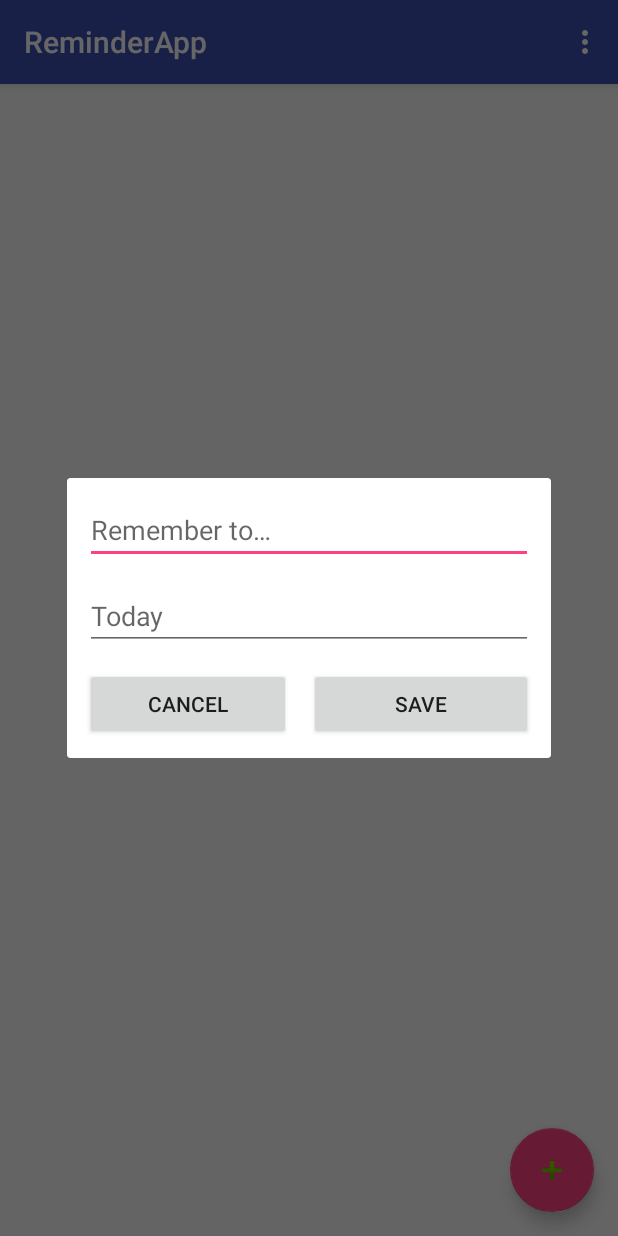
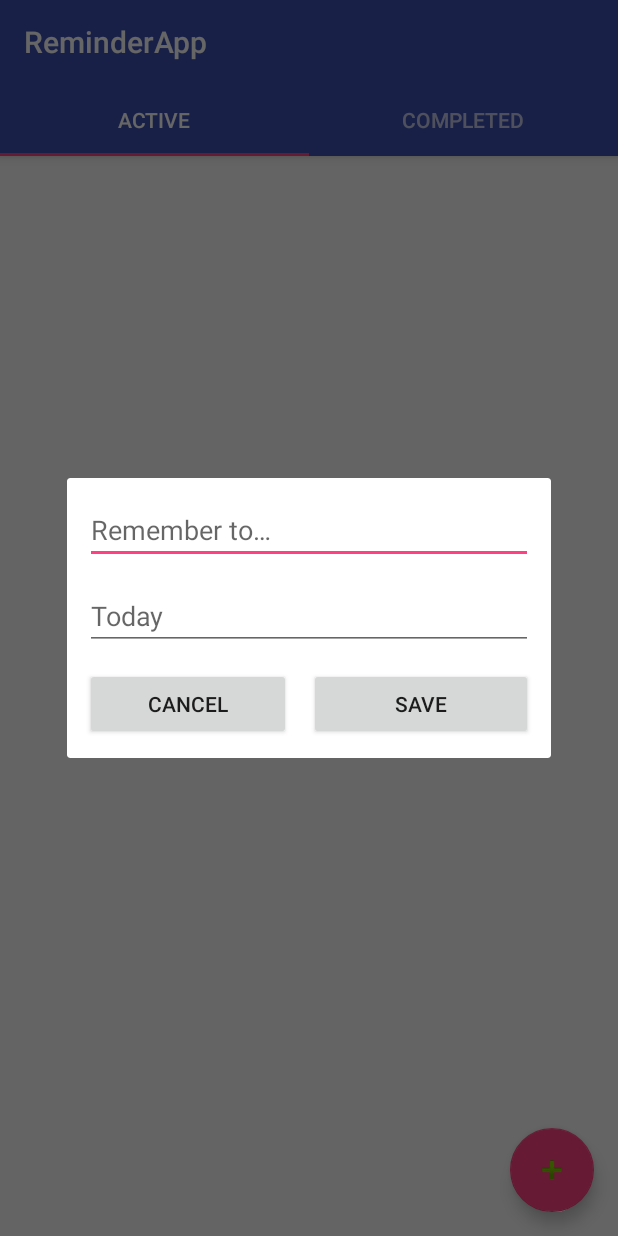
Before and after one commit to padoyle/reminders-app, an Android app: the screen it shows after launch (UpcomingReminders before the commit, RemindersActivity after it), after a tap on an icon or button, on a phone screen of 412 x 824 dp. Run offline under Robolectric (Android 15) with nearby library versions, the phone set to English and light mode, and no system bars; 1 statement that could not run was skipped.

Commit message:
List completed reminders separately, separate UI.  Needs cleanup for code reuse

```diff
--- a/app/src/main/AndroidManifest.xml
+++ b/app/src/main/AndroidManifest.xml
@@ -10,7 +10,7 @@
         android:supportsRtl="true"
         android:theme="@style/AppTheme">
         <activity
-            android:name=".UpcomingReminders"
+            android:name=".RemindersActivity"
             android:label="@string/app_name"
             android:theme="@style/AppTheme.NoActionBar">
             <intent-filter>
--- a/app/src/main/java/com/paulalexanderdoyle/reminderapp/UpcomingRemindersFragment.kt
+++ b/app/src/main/java/com/paulalexanderdoyle/reminderapp/ActiveRemindersFragment.kt
@@ -1,6 +1,7 @@
 package com.paulalexanderdoyle.reminderapp
 
 import android.app.Activity
+import android.content.ContentValues
 import android.content.Context
 import android.database.Cursor
 import android.database.sqlite.SQLiteCursor
@@ -17,33 +18,36 @@ import android.widget.AdapterView
 import com.paulalexanderdoyle.reminderapp.data.Reminder
 import com.paulalexanderdoyle.reminderapp.database.ReminderDbHelper
 import com.paulalexanderdoyle.reminderapp.database.ReminderEntry
-import com.paulalexanderdoyle.reminderapp.database.RemindersCursorAdapter
-import kotlinx.android.synthetic.main.fragment_upcoming_reminders.*
+import com.paulalexanderdoyle.reminderapp.database.ActiveRemindersCursorAdapter
+import kotlinx.android.synthetic.main.fragment_active_reminders.*
+import java.util.*
 
-class UpcomingRemindersFragment : Fragment(), LoaderManager.LoaderCallbacks<Cursor> {
+class ActiveRemindersFragment : Fragment(), LoaderManager.LoaderCallbacks<Cursor> {
 
     class ReminderCursorLoader(val dbHelper: SQLiteOpenHelper, context: Context) : CursorLoader(context) {
         override fun loadInBackground(): Cursor {
-            Log.w(javaClass.simpleName, "Doing a load")
             val db: SQLiteDatabase = dbHelper.readableDatabase
 
-            val cursor: Cursor = db.query(ReminderEntry.TABLE_NAME, null, null, null, null, null,
+            val cursor: Cursor = db.query(ReminderEntry.TABLE_NAME, null,
+                    ReminderEntry.COLUMN_NAME_COMPLETION_DATE + " IS NULL", null, null, null,
                     "${ReminderEntry.COLUMN_NAME_DUE_DATE} ASC")
             return cursor
         }
     }
 
-    private val mDatabaseHelper: SQLiteOpenHelper by lazy {
+    private val databaseHelper: SQLiteOpenHelper by lazy {
         ReminderDbHelper(context)
     }
-    private val mCursorAdapter: RemindersCursorAdapter by lazy {
-        RemindersCursorAdapter(context, null, flags = 0)
+    private val cursorAdapter: ActiveRemindersCursorAdapter by lazy {
+        ActiveRemindersCursorAdapter(context, null, 0, { reminder ->
+            markComplete(reminder)
+        })
     }
     private var loader: ReminderCursorLoader? = null
 
     override fun onCreateView(inflater: LayoutInflater, container: ViewGroup?,
                               savedInstanceState: Bundle?): View? {
-        return inflater.inflate(R.layout.fragment_upcoming_reminders, container, false)
+        return inflater.inflate(R.layout.fragment_active_reminders, container, false)
     }
 
     override fun onViewCreated(view: View?, savedInstanceState: Bundle?) {
@@ -51,7 +55,7 @@ class UpcomingRemindersFragment : Fragment(), LoaderManager.LoaderCallbacks<Curs
         registerForContextMenu(reminders_list)
 
         loaderManager.initLoader(0x01, null, this)
-        reminders_list.adapter = mCursorAdapter
+        reminders_list.adapter = cursorAdapter
         fab.setOnClickListener { _ ->
             val editReminderDialog: EditReminderDialog = EditReminderDialog()
             editReminderDialog.init({
@@ -63,7 +67,7 @@ class UpcomingRemindersFragment : Fragment(), LoaderManager.LoaderCallbacks<Curs
 
     override fun onCreateContextMenu(menu: ContextMenu?, v: View?, menuInfo: ContextMenu.ContextMenuInfo?) {
         val menuInflater: MenuInflater? = (context as? Activity)?.menuInflater
-        menuInflater?.inflate(R.menu.menu_long_press, menu)
+        menuInflater?.inflate(R.menu.context_menu_active, menu)
     }
 
     override fun onContextItemSelected(item: MenuItem?): Boolean {
@@ -85,16 +89,23 @@ class UpcomingRemindersFragment : Fragment(), LoaderManager.LoaderCallbacks<Curs
     }
 
     override fun onCreateLoader(id: Int, args: Bundle?): Loader<Cursor> {
-        loader = ReminderCursorLoader(mDatabaseHelper, context)
+        loader = ReminderCursorLoader(databaseHelper, context)
         return loader as Loader<Cursor>
     }
 
     override fun onLoadFinished(loader: Loader<Cursor>?, data: Cursor?) {
-        mCursorAdapter.swapCursor(data)
+        cursorAdapter.swapCursor(data)
     }
 
     override fun onLoaderReset(loader: Loader<Cursor>?) {
-        mCursorAdapter.swapCursor(null)
+        cursorAdapter.swapCursor(null)
+    }
+
+    override fun setMenuVisibility(menuVisible: Boolean) {
+        super.setMenuVisibility(menuVisible)
+        if (menuVisible) {
+            updateAdapter()
+        }
     }
 
     fun updateAdapter() {
@@ -103,7 +114,7 @@ class UpcomingRemindersFragment : Fragment(), LoaderManager.LoaderCallbacks<Curs
 
     private fun deleteItem(id: Int?) {
         // TODO: Threadsafe way to do this in background
-        val db: SQLiteDatabase = mDatabaseHelper.writableDatabase
+        val db: SQLiteDatabase = databaseHelper.writableDatabase
         if (id != null) {
             db.delete(ReminderEntry.TABLE_NAME, "${ReminderEntry._ID}=$id", null)
         } else {
@@ -111,4 +122,14 @@ class UpcomingRemindersFragment : Fragment(), LoaderManager.LoaderCallbacks<Curs
         }
         updateAdapter()
     }
+
+    // TODO: UGGGHHH FUUCK THIS DUPLICATION, IT'S SO BAD
+    private fun markComplete(reminder: Reminder) {
+        val db: SQLiteDatabase = databaseHelper.writableDatabase
+        reminder.completedDate = Date()
+        val values: ContentValues = ReminderEntry.getContentValues(reminder)
+        db.update(ReminderEntry.TABLE_NAME, values,
+                ReminderEntry._ID + "=" + reminder.id, null)
+        updateAdapter()
+    }
 }
--- /dev/null
+++ b/app/src/main/java/com/paulalexanderdoyle/reminderapp/CompletedRemindersFragment.kt
@@ -0,0 +1,122 @@
+package com.paulalexanderdoyle.reminderapp
+
+import android.app.Activity
+import android.content.ContentValues
+import android.content.Context
+import android.database.Cursor
+import android.database.sqlite.SQLiteCursor
+import android.database.sqlite.SQLiteDatabase
+import android.database.sqlite.SQLiteOpenHelper
+import android.os.Bundle
+import android.support.v4.app.Fragment
+import android.support.v4.app.LoaderManager
+import android.support.v4.content.CursorLoader
+import android.support.v4.content.Loader
+import android.util.Log
+import android.view.*
+import android.widget.AdapterView
+import com.paulalexanderdoyle.reminderapp.data.Reminder
+import com.paulalexanderdoyle.reminderapp.database.CompletedRemindersCursorAdapter
+import com.paulalexanderdoyle.reminderapp.database.ReminderDbHelper
+import com.paulalexanderdoyle.reminderapp.database.ReminderEntry
+import kotlinx.android.synthetic.main.fragment_completed_reminders.*
+
+class CompletedRemindersFragment : Fragment(), LoaderManager.LoaderCallbacks<Cursor> {
+
+    class ReminderCursorLoader(val dbHelper: SQLiteOpenHelper, context: Context) : CursorLoader(context) {
+        override fun loadInBackground(): Cursor {
+            val db: SQLiteDatabase = dbHelper.readableDatabase
+
+            val cursor: Cursor = db.query(ReminderEntry.TABLE_NAME, null,
+                    ReminderEntry.COLUMN_NAME_COMPLETION_DATE + " IS NOT NULL", null, null, null,
+                    "${ReminderEntry.COLUMN_NAME_DUE_DATE} ASC")
+            return cursor
+        }
+    }
+
+    private val databaseHelper: SQLiteOpenHelper by lazy {
+        ReminderDbHelper(context)
+    }
+    private val cursorAdapter: CompletedRemindersCursorAdapter by lazy {
+        CompletedRemindersCursorAdapter(context, null, flags = 0)
+    }
+    private var loader: ReminderCursorLoader? = null
+
+    override fun onCreateView(inflater: LayoutInflater, container: ViewGroup?,
+                              savedInstanceState: Bundle?): View? {
+        return inflater.inflate(R.layout.fragment_completed_reminders, container, false)
+    }
+
+    override fun onViewCreated(view: View?, savedInstanceState: Bundle?) {
+        super.onViewCreated(view, savedInstanceState)
+        registerForContextMenu(reminders_list)
+
+        loaderManager.initLoader(0x01, null, this)
+        reminders_list.adapter = cursorAdapter
+    }
+
+    override fun onCreateContextMenu(menu: ContextMenu?, v: View?, menuInfo: ContextMenu.ContextMenuInfo?) {
+        val menuInflater: MenuInflater? = (context as? Activity)?.menuInflater
+        menuInflater?.inflate(R.menu.context_menu_completed, menu)
+    }
+
+    override fun onContextItemSelected(item: MenuItem?): Boolean {
+        val itemPosition: Int? = (item?.menuInfo as? AdapterView.AdapterContextMenuInfo)?.position
+        val cursor: SQLiteCursor? = reminders_list.getItemAtPosition(itemPosition ?: -1) as? SQLiteCursor
+        if (itemPosition != null) {
+            if (item?.itemId == R.id.action_delete) {
+                deleteItem(cursor?.getInt(cursor.getColumnIndex(ReminderEntry._ID)))
+                return true
+            } else if (item?.itemId == R.id.action_mark_incomplete && cursor != null) {
+                markIncomplete(cursor)
+            }
+        }
+        return super.onOptionsItemSelected(item)
+    }
+
+    override fun onCreateLoader(id: Int, args: Bundle?): Loader<Cursor> {
+        loader = ReminderCursorLoader(databaseHelper, context)
+        return loader as Loader<Cursor>
+    }
+
+    override fun onLoadFinished(loader: Loader<Cursor>?, data: Cursor?) {
+        cursorAdapter.swapCursor(data)
+    }
+
+    override fun onLoaderReset(loader: Loader<Cursor>?) {
+        cursorAdapter.swapCursor(null)
+    }
+
+    override fun setMenuVisibility(menuVisible: Boolean) {
+        super.setMenuVisibility(menuVisible)
+        if (menuVisible) {
+            updateAdapter()
+        }
+    }
+
+    fun updateAdapter() {
+        loader?.onContentChanged()
+    }
+
+    // TODO: Oh god please kill this horrible code duplication
+    private fun deleteItem(id: Int?) {
+        // TODO: Threadsafe way to do this in background
+        val db: SQLiteDatabase = databaseHelper.writableDatabase
+        if (id != null) {
+            db.delete(ReminderEntry.TABLE_NAME, "${ReminderEntry._ID}=$id", null)
+        } else {
+            Log.w(javaClass.simpleName, "Can't delete null id")
+        }
+        updateAdapter()
+    }
+
+    private fun markIncomplete(cursor: Cursor) {
+        val db: SQLiteDatabase = databaseHelper.writableDatabase
+        val reminder: Reminder = Reminder(cursor)
+        reminder.completedDate = null
+        val values: ContentValues = ReminderEntry.getContentValues(reminder)
+        db.update(ReminderEntry.TABLE_NAME, values,
+                ReminderEntry._ID + "=" + reminder.id, null)
+        updateAdapter()
+    }
+}
--- a/app/src/main/java/com/paulalexanderdoyle/reminderapp/UpcomingReminders.kt
+++ b/app/src/main/java/com/paulalexanderdoyle/reminderapp/RemindersActivity.kt
@@ -1,17 +1,31 @@
 package com.paulalexanderdoyle.reminderapp
 
 import android.os.Bundle
+import android.support.design.widget.TabLayout
+import android.support.v4.view.PagerAdapter
 import android.support.v7.app.AppCompatActivity
 import android.view.Menu
 import android.view.MenuItem
-import kotlinx.android.synthetic.main.activity_upcoming_reminders.*
+import kotlinx.android.synthetic.main.reminders_activity.*
 
-class UpcomingReminders : AppCompatActivity() {
+class RemindersActivity : AppCompatActivity() {
 
     override fun onCreate(savedInstanceState: Bundle?) {
         super.onCreate(savedInstanceState)
-        setContentView(R.layout.activity_upcoming_reminders)
+        setContentView(R.layout.reminders_activity)
         setSupportActionBar(toolbar)
+
+        val pagerAdapter: PagerAdapter = TabPagerAdapter(supportFragmentManager)
+        tab_view_pager?.adapter = pagerAdapter
+        tab_view_pager.addOnPageChangeListener(TabLayout.TabLayoutOnPageChangeListener(tab_selector))
+        tab_selector?.addOnTabSelectedListener(object: TabLayout.OnTabSelectedListener {
+            override fun onTabSelected(tab: TabLayout.Tab?) {
+                tab_view_pager.currentItem = tab?.position ?: 0
+            }
+
+            override fun onTabUnselected(tab: TabLayout.Tab?) { /*Do nothing*/ }
+            override fun onTabReselected(tab: TabLayout.Tab?) { /*Do nothing*/ }
+        })
     }
 
     override fun onCreateOptionsMenu(menu: Menu): Boolean {
--- /dev/null
+++ b/app/src/main/java/com/paulalexanderdoyle/reminderapp/TabPagerAdapter.kt
@@ -0,0 +1,20 @@
+package com.paulalexanderdoyle.reminderapp
+
+import android.support.v4.app.Fragment
+import android.support.v4.app.FragmentManager
+import android.support.v4.app.FragmentStatePagerAdapter
+
+class TabPagerAdapter(fm: FragmentManager): FragmentStatePagerAdapter(fm) {
+
+    override fun getItem(position: Int): Fragment? {
+        when (position) {
+            0 -> return ActiveRemindersFragment()
+            1 -> return CompletedRemindersFragment()
+            else -> return null
+        }
+    }
+
+    override fun getCount(): Int {
+        return 2
+    }
+}
--- a/app/src/main/res/layout/activity_upcoming_reminders.xml
+++ /dev/null
@@ -1,25 +0,0 @@
-<?xml version="1.0" encoding="utf-8"?>
-<android.support.design.widget.CoordinatorLayout xmlns:android="http://schemas.android.com/apk/res/android"
-    xmlns:app="http://schemas.android.com/apk/res-auto"
-    xmlns:tools="http://schemas.android.com/tools"
-    android:layout_width="match_parent"
-    android:layout_height="match_parent"
-    tools:context="com.paulalexanderdoyle.reminderapp.UpcomingReminders">
-
-    <android.support.design.widget.AppBarLayout
-        android:layout_width="match_parent"
-        android:layout_height="wrap_content"
-        android:theme="@style/AppTheme.AppBarOverlay">
-
-        <android.support.v7.widget.Toolbar
-            android:id="@+id/toolbar"
-            android:layout_width="match_parent"
-            android:layout_height="?attr/actionBarSize"
-            android:background="?attr/colorPrimary"
-            app:popupTheme="@style/AppTheme.PopupOverlay" />
-
-    </android.support.design.widget.AppBarLayout>
-
-    <include layout="@layout/content_upcoming_reminders" />
-
-</android.support.design.widget.CoordinatorLayout>
--- a/app/src/main/res/layout/content_upcoming_reminders.xml
+++ b/app/src/main/res/layout/content_upcoming_reminders.xml
@@ -2,8 +2,8 @@
     xmlns:app="http://schemas.android.com/apk/res-auto"
     xmlns:tools="http://schemas.android.com/tools"
     android:id="@+id/fragment"
-    android:name="com.paulalexanderdoyle.reminderapp.UpcomingRemindersFragment"
+    android:name="com.paulalexanderdoyle.reminderapp.ActiveRemindersFragment"
     android:layout_width="match_parent"
     android:layout_height="match_parent"
     app:layout_behavior="@string/appbar_scrolling_view_behavior"
-    tools:layout="@layout/fragment_upcoming_reminders" />
+    tools:layout="@layout/fragment_active_reminders" />
--- /dev/null
+++ b/app/src/main/res/layout/fragment_active_reminders.xml
@@ -0,0 +1,27 @@
+<?xml version="1.0" encoding="utf-8"?>
+<android.support.constraint.ConstraintLayout xmlns:android="http://schemas.android.com/apk/res/android"
+    xmlns:app="http://schemas.android.com/apk/res-auto"
+    xmlns:tools="http://schemas.android.com/tools"
+    android:layout_width="match_parent"
+    android:layout_height="match_parent"
+    tools:context="com.paulalexanderdoyle.reminderapp.ActiveRemindersFragment"
+    tools:showIn="@layout/reminders_activity">
+
+    <ListView
+        android:id="@+id/reminders_list"
+        android:layout_width="match_parent"
+        android:layout_height="match_parent"
+        android:padding="12dp"
+        app:layout_constraintEnd_toEndOf="parent"
+        app:layout_constraintHorizontal_bias="1.0"
+        app:layout_constraintStart_toStartOf="parent" />
+
+    <android.support.design.widget.FloatingActionButton
+        android:id="@+id/fab"
+        android:layout_width="wrap_content"
+        android:layout_height="wrap_content"
+        android:layout_margin="@dimen/fab_margin"
+        app:layout_constraintBottom_toBottomOf="parent"
+        app:layout_constraintEnd_toEndOf="parent"
+        app:srcCompat="@android:drawable/ic_input_add" />
+</android.support.constraint.ConstraintLayout>
--- a/app/src/main/res/layout/fragment_upcoming_reminders.xml
+++ b/app/src/main/res/layout/fragment_completed_reminders.xml
@@ -4,8 +4,8 @@
     xmlns:tools="http://schemas.android.com/tools"
     android:layout_width="match_parent"
     android:layout_height="match_parent"
-    tools:context="com.paulalexanderdoyle.reminderapp.UpcomingRemindersFragment"
-    tools:showIn="@layout/activity_upcoming_reminders">
+    tools:context="com.paulalexanderdoyle.reminderapp.ActiveRemindersFragment"
+    tools:showIn="@layout/reminders_activity">
 
     <ListView
         android:id="@+id/reminders_list"
@@ -15,13 +15,4 @@
         app:layout_constraintEnd_toEndOf="parent"
         app:layout_constraintHorizontal_bias="1.0"
         app:layout_constraintStart_toStartOf="parent" />
-
-    <android.support.design.widget.FloatingActionButton
-        android:id="@+id/fab"
-        android:layout_width="wrap_content"
-        android:layout_height="wrap_content"
-        android:layout_margin="@dimen/fab_margin"
-        app:layout_constraintBottom_toBottomOf="parent"
-        app:layout_constraintEnd_toEndOf="parent"
-        app:srcCompat="@android:drawable/ic_input_add" />
 </android.support.constraint.ConstraintLayout>
--- /dev/null
+++ b/app/src/main/res/layout/reminders_activity.xml
@@ -0,0 +1,47 @@
+<?xml version="1.0" encoding="utf-8"?>
+<android.support.design.widget.CoordinatorLayout xmlns:android="http://schemas.android.com/apk/res/android"
+    xmlns:app="http://schemas.android.com/apk/res-auto"
+    xmlns:tools="http://schemas.android.com/tools"
+    android:layout_width="match_parent"
+    android:layout_height="match_parent"
+    tools:context="com.paulalexanderdoyle.reminderapp.RemindersActivity">
+
+    <android.support.design.widget.AppBarLayout
+        android:layout_width="match_parent"
+        android:layout_height="wrap_content"
+        android:theme="@style/AppTheme.AppBarOverlay">
+
+        <android.support.v7.widget.Toolbar
+            android:id="@+id/toolbar"
+            android:layout_width="match_parent"
+            android:layout_height="?attr/actionBarSize"
+            android:background="?attr/colorPrimary"
+            app:popupTheme="@style/AppTheme.PopupOverlay" />
+
+        <android.support.design.widget.TabLayout
+            android:id="@+id/tab_selector"
+            android:layout_width="match_parent"
+            android:layout_height="wrap_content">
+
+            <android.support.design.widget.TabItem
+                android:id="@+id/tab_active"
+                android:layout_width="match_parent"
+                android:layout_height="wrap_content"
+                android:text="@string/tab_name_active" />
+
+            <android.support.design.widget.TabItem
+                android:id="@+id/tab_completed"
+                android:layout_width="match_parent"
+                android:layout_height="wrap_content"
+                android:text="@string/tab_name_completed" />
+        </android.support.design.widget.TabLayout>
+    </android.support.design.widget.AppBarLayout>
+
+    <!--Fixme-->
+    <android.support.v4.view.ViewPager
+        android:id="@+id/tab_view_pager"
+        android:layout_width="match_parent"
+        android:layout_height="match_parent"
+        android:layout_marginTop="110dp" />
+
+</android.support.design.widget.CoordinatorLayout>
--- a/app/src/main/res/menu/menu_long_press.xml
+++ b/app/src/main/res/menu/context_menu_active.xml
@@ -1,7 +1,7 @@
 <menu xmlns:android="http://schemas.android.com/apk/res/android"
     xmlns:app="http://schemas.android.com/apk/res-auto"
     xmlns:tools="http://schemas.android.com/tools"
-    tools:context="com.paulalexanderdoyle.reminderapp.UpcomingReminders">
+    tools:context="com.paulalexanderdoyle.reminderapp.RemindersActivity">
     <item
         android:id="@+id/action_edit"
         android:orderInCategory="100"
--- a/app/src/main/res/menu/menu_settings.xml
+++ b/app/src/main/res/menu/context_menu_completed.xml
@@ -1,10 +1,15 @@
 <menu xmlns:android="http://schemas.android.com/apk/res/android"
     xmlns:app="http://schemas.android.com/apk/res-auto"
     xmlns:tools="http://schemas.android.com/tools"
-    tools:context="com.paulalexanderdoyle.reminderapp.UpcomingReminders">
+    tools:context="com.paulalexanderdoyle.reminderapp.RemindersActivity">
     <item
-        android:id="@+id/action_settings"
+        android:id="@+id/action_mark_incomplete"
         android:orderInCategory="100"
-        android:title="@string/action_settings"
+        android:title="@string/menu_action_mark_incomplete"
+        app:showAsAction="never" />
+    <item
+        android:id="@+id/action_delete"
+        android:orderInCategory="100"
+        android:title="@string/menu_action_delete"
         app:showAsAction="never" />
 </menu>
--- a/app/src/main/res/values/strings.xml
+++ b/app/src/main/res/values/strings.xml
@@ -2,14 +2,23 @@
     <string name="app_name">ReminderApp</string>
     <string name="action_settings">Settings</string>
 
+    <!-- add/edit -->
     <string name="title_hint">Remember to&#8230;</string>
     <string name="date_today">Today</string>
     <string name="date_tomorrow">Tomorrow</string>
-
-    <string name="menu_action_edit">Edit</string>
-    <string name="menu_action_delete">Delete</string>
     <string name="edit_save">Save</string>
     <string name="edit_cancel">Cancel</string>
 
+    <!-- tabs -->
+    <string name="tab_name_active">Active</string>
+    <string name="tab_name_completed">Completed</string>
+
+    <!-- menus -->
+    <string name="menu_action_edit">Edit</string>
+    <string name="menu_action_mark_incomplete">Mark incomplete</string>
+    <string name="menu_action_delete">Delete</string>
+
+    <string name="completed_on_label">Completed: %1$s</string>
+
     <string name="placeholder">PLACEHOLDER</string>
 </resources>
```
Also changed, not shown: app/src/main/java/com/paulalexanderdoyle/reminderapp/database/ActiveRemindersCursorAdapter.kt (added, +67 -0 lines), app/src/main/java/com/paulalexanderdoyle/reminderapp/database/CompletedRemindersCursorAdapter.kt (renamed from app/src/main/java/com/paulalexanderdoyle/reminderapp/database/RemindersCursorAdapter.kt, +5 -24 lines), app/src/main/res/layout/completed_reminder_item.xml (added, +25 -0 lines), app/src/main/res/layout/active_reminder_item.xml (renamed from app/src/main/res/layout/reminder_list_item.xml).
